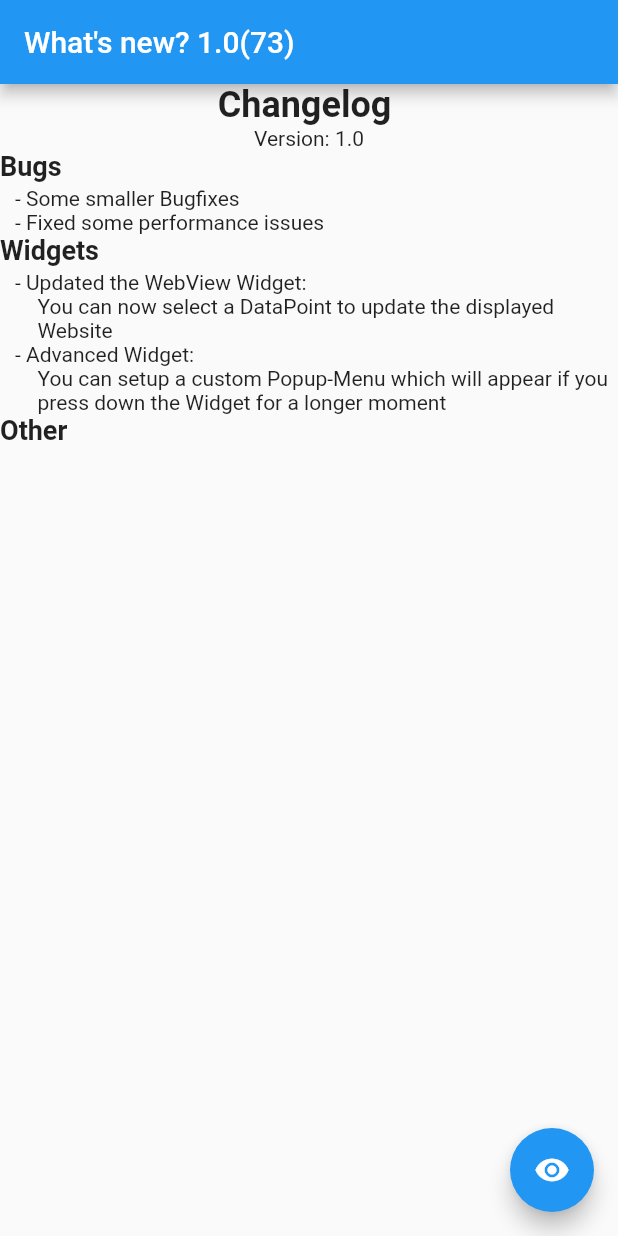
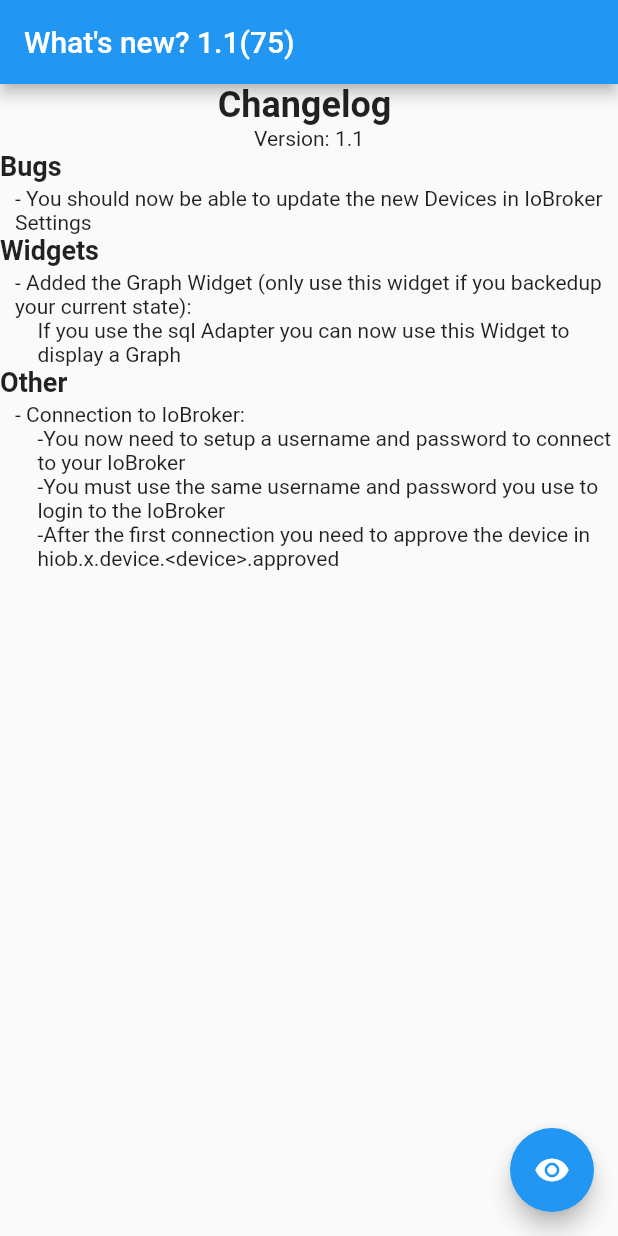
Before and after one commit to moba15/hiob_app, a Flutter app: the screen it shows after launch, on a phone screen of 412 x 824 dp. Run offline on Flutter 3.47's test engine with Material 2 defaults, Android fonts, the phone set to English and light mode, and no system bars; our stand-ins replace bloc, device_info_plus, dropdown_search, equatable, file_picker, flutter_bloc and 5 more; missing offline and left inert: flutter_logs, flutter_vibrate; network calls fail.

```diff
--- a/lib/changelog/view/changelog_view.dart
+++ b/lib/changelog/view/changelog_view.dart
@@ -37,8 +37,7 @@ class ChangeLogScreen extends StatelessWidget {
             child: Column(
               crossAxisAlignment: CrossAxisAlignment.start,
               children: const [
-                Text("- Some smaller Bugfixes"),
-                Text("- Fixed some performance issues"),
+                Text("- You should now be able to update the new Devices in IoBroker Settings"),
 
               ],
             ),
@@ -49,23 +48,43 @@ class ChangeLogScreen extends StatelessWidget {
             child: Column(
               crossAxisAlignment: CrossAxisAlignment.start,
               children: [
-                const Text("- Updated the WebView Widget:"),
+                const Text("- Added the Graph Widget (only use this widget if you backedup your current state):"),
                 Container(
-                  child: const Text("You can now select a DataPoint to update the displayed Website"),
+                  child: const Text("If you use the sql Adapter you can now use this Widget to display a Graph"),
                   margin: const EdgeInsets.only(left: 15),
                 ),
-                const Text("- Advanced Widget:"),
-                Container(
-                  child: const Text("You can setup a custom Popup-Menu which will appear if you press down the Widget for a longer moment"),
-                  margin: const EdgeInsets.only(left: 15),
-                )
+
 
               ],
             ),
             margin: const EdgeInsets.only(top: 3, left: 10),
           ),
 
-          const Text("Other", style: TextStyle(fontWeight: FontWeight.bold, fontSize: 18),)
+          const Text("Other", style: TextStyle(fontWeight: FontWeight.bold, fontSize: 18),),
+          Container(
+            child: Column(
+              crossAxisAlignment: CrossAxisAlignment.start,
+              children: [
+                const Text("- Connection to IoBroker:"),
+                Container(
+                  child: const Text("-You now need to setup a username and password to connect to your IoBroker"),
+                  margin: const EdgeInsets.only(left: 15),
+                ),
+                Container(
+                  child: const Text("-You must use the same username and password you use to login to the IoBroker"),
+                  margin: const EdgeInsets.only(left: 15),
+                ),
+
+                Container(
+                  child: const Text("-After the first connection you need to approve the device in hiob.x.device.<device>.approved"),
+                  margin: const EdgeInsets.only(left: 15),
+                ),
+
+
+              ],
+            ),
+            margin: const EdgeInsets.only(top: 3, left: 10),
+          ),
         ],
       ),
     );
--- a/lib/customwidgets/triggerAction/view/multiselection_trigger_view.dart
+++ b/lib/customwidgets/triggerAction/view/multiselection_trigger_view.dart
@@ -23,11 +23,13 @@ class MultiSelectionTriggerActionView extends StatelessWidget {
 
     return BlocBuilder<DataPointBloc, DataPointState>(
       builder: (context, state) {
-        if(!multiSelectionTriggerAction.selections.containsValue(state.value.toString())) {
-          return const Text("Error 404");
+
+        List<String> items = multiSelectionTriggerAction.selections.keys.toList();
+        if(!items.any((element) => element == state.value.toString())) {
+          items.add(state.value.toString());
         }
         return DropdownButtonFormField<String>(
-          items: multiSelectionTriggerAction.selections.keys.map((e) => DropdownMenuItem<String>(child: Text(e), value: multiSelectionTriggerAction.selections[e],)).toList(),
+          items: items.map((e) => DropdownMenuItem<String>(child: Text(e), value: multiSelectionTriggerAction.selections[e] ?? e.toString(),)).toList(),
           onChanged: (d)  {
             if(multiSelectionTriggerAction.selections.containsValue(d)) {
               dynamic value = d;
--- a/lib/main.dart
+++ b/lib/main.dart
@@ -27,8 +27,8 @@ void main() async {
       debugFileOperations: false,
       attachTimeStamp: true,
       isDebuggable: false);
-  String version = "1.0";
-  String buildNumber = "73";
+  String version = "1.1";
+  String buildNumber = "75";
   Manager manager = Manager(versionNumber: version, buildNumber: buildNumber);
   await manager.load();
 
--- a/pubspec.yaml
+++ b/pubspec.yaml
@@ -15,7 +15,7 @@ publish_to: 'none' # Remove this line if you wish to publish to pub.dev
 # In iOS, build-name is used as CFBundleShortVersionString while build-number used as CFBundleVersion.
 # Read more about iOS versioning at
 # https://developer.apple.com/library/archive/documentation/General/Reference/InfoPlistKeyReference/Articles/CoreFoundationKeys.html
-version: 0.0.300+87
+version: 0.0.300+88
 
 environment:
   sdk: ">=2.15.0-116.0.dev <3.0.0"
```
